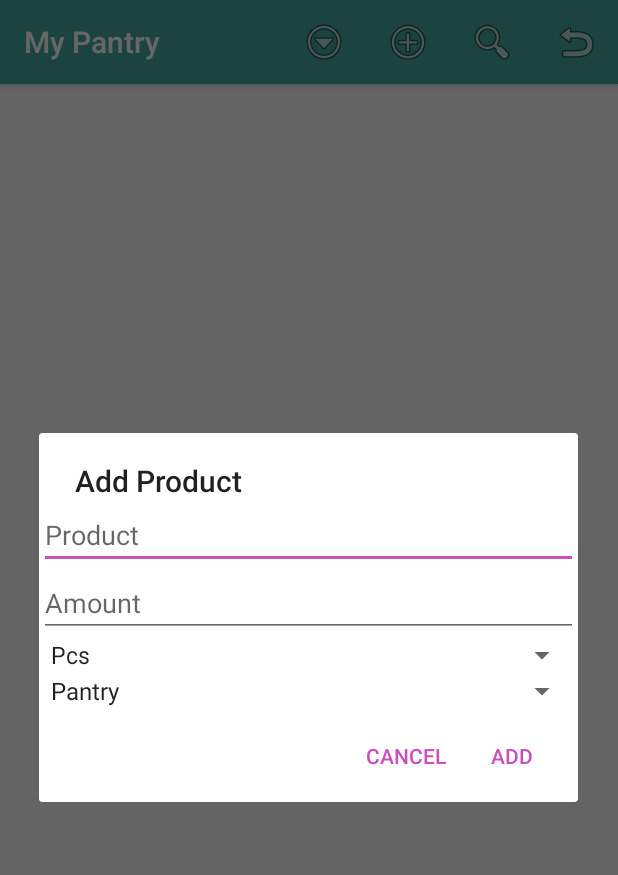
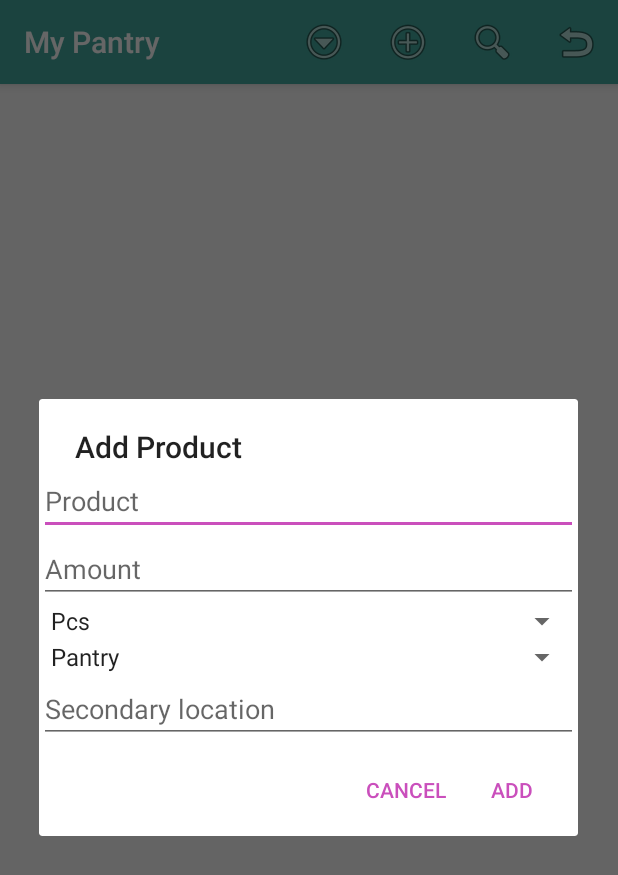
Before and after one commit to Belitili/MyPantry, an Android app: the screen it shows after launch (MainActivity), after a tap on "Add Product", on a phone screen of 412 x 824 dp. Shown: the top 875 px of the screen. Run offline under Robolectric (Android 15) with nearby library versions, the phone set to English and light mode, and no system bars.

Commit message:
secondary location added, char limits of textviews enforced with filers, line limit set to single line (for prodname, amt and secondary loc, rest spinners)

```diff
--- a/app/src/main/java/com/example/marie/mypantry/MainActivity.java
+++ b/app/src/main/java/com/example/marie/mypantry/MainActivity.java
@@ -7,6 +7,7 @@ import android.database.Cursor;
 import android.database.sqlite.SQLiteDatabase;
 import android.support.v7.app.AppCompatActivity;
 import android.os.Bundle;
+import android.text.InputFilter;
 import android.text.InputType;
 import android.util.Log;
 import android.view.Menu;
@@ -23,7 +24,6 @@ import android.widget.Toast;
 
 import com.example.marie.mypantry.db.ProductDBContract;
 import com.example.marie.mypantry.db.ProductDBHelper;
-
 import java.util.Vector;
 
 public class MainActivity extends AppCompatActivity {
@@ -36,7 +36,6 @@ public class MainActivity extends AppCompatActivity {
 
     private ProductAdaptor adapter;
     //private ArrayAdapter<String> adapter;
-
 
     // + button to add new product, search button to search, x to go back to all products
     @Override
@@ -60,6 +59,10 @@ public class MainActivity extends AppCompatActivity {
     }
 
     private void addProductDialog() {
+        //max char lengths of input fields, so they fit vertical app
+        final int PROD_NAME_MAX_LENGTH = 18;
+        final int SECONDARY_LOC_MAX_LENGTH = 20;
+        final int AMT_MAX_LENGTH = 3;
         //alertdialog to add product + amount
         LinearLayout layout = new LinearLayout(this);
         layout.setOrientation(LinearLayout.VERTICAL);
@@ -67,19 +70,27 @@ public class MainActivity extends AppCompatActivity {
                 LinearLayout.LayoutParams.FILL_PARENT, LinearLayout.LayoutParams.WRAP_CONTENT);
         params.setMargins(20, 0, 30, 0);
 
-        //autocomplete from list of products (flour, sugar, ...)
+        //autocomplete from list of products (flour, sugar, ...), max ^ char
         final AutoCompleteTextView productNameBox = new AutoCompleteTextView(this);
         productNameBox.setHint(this.getString(R.string.product));
         ArrayAdapter<CharSequence> adapter_prod = ArrayAdapter.createFromResource(this,
                 R.array.product_suggestions_array, android.R.layout.simple_dropdown_item_1line);
         adapter_prod.setDropDownViewResource(android.R.layout.simple_dropdown_item_1line);
         productNameBox.setAdapter(adapter_prod);
+        productNameBox.setSingleLine();
+        InputFilter[] filterArray_prod = new InputFilter[1];
+        filterArray_prod[0] = new InputFilter.LengthFilter(PROD_NAME_MAX_LENGTH);
+        productNameBox.setFilters(filterArray_prod);
         layout.addView(productNameBox);
 
-        //amount box, accepts numers til 5char
+        //amount box, accepts numbers til ^ char
         final EditText productAmountBox = new EditText(this);
         productAmountBox.setHint(this.getString(R.string.amount));
         productAmountBox.setInputType(InputType.TYPE_CLASS_NUMBER | InputType.TYPE_NUMBER_FLAG_DECIMAL);
+        productAmountBox.setSingleLine();
+        InputFilter[] filterArray_amt = new InputFilter[1];
+        filterArray_amt[0] = new InputFilter.LengthFilter(AMT_MAX_LENGTH);
+        productAmountBox.setFilters(filterArray_amt);
         layout.addView(productAmountBox);
 
         //spinner with amount units (kg, pcs, ...)
@@ -98,6 +109,16 @@ public class MainActivity extends AppCompatActivity {
         locationSpinner.setAdapter(adapter2);
         layout.addView(locationSpinner);
 
+        //edittext for secondary location, optional (second shelf, basement, ...)
+        //max ^ char
+        final EditText secondary_location = new EditText(this);
+        secondary_location.setHint(this.getString(R.string.secondary_location));
+        secondary_location.setSingleLine();
+        InputFilter[] filterArray_sec_loc = new InputFilter[1];
+        filterArray_sec_loc[0] = new InputFilter.LengthFilter(SECONDARY_LOC_MAX_LENGTH);
+        secondary_location.setFilters(filterArray_sec_loc);
+        layout.addView(secondary_location);
+
         AlertDialog dialog = new AlertDialog.Builder(this)
                 .setTitle(this.getString(R.string.add_product))
                 .setView(layout)
@@ -108,12 +129,16 @@ public class MainActivity extends AppCompatActivity {
                             Toast.makeText(getApplicationContext(), "Product field was empty", Toast.LENGTH_LONG).show();
                         } else {
                             if(productAmountBox.getText().toString().length()>5 || productNameBox.getText().toString().length()>20) {
-                                Toast.makeText(getApplicationContext(), "Amount can be only 5char long, Name 10char", Toast.LENGTH_LONG).show();
+                                Toast.makeText(getApplicationContext(), "Amount can be only 5char long, Name 20char", Toast.LENGTH_LONG).show();
+                            } else {
+                                if (secondary_location.getText().toString().length()>20) {
+                                    Toast.makeText(getApplicationContext(), "Secondary location can have max 20char", Toast.LENGTH_LONG).show();
                                 } else {
                                     String product = String.valueOf(productNameBox.getText());
                                     String amount = String.valueOf(productAmountBox.getText());
                                     String amount_unit = unitSpinner.getSelectedItem().toString();
                                     String location = locationSpinner.getSelectedItem().toString();
+                                    String secondary_loc = String.valueOf(secondary_location.getText());
                                     //if amount is left empty, set to 1
                                     if (amount.toString().trim().equals("")) {
                                         amount = "1";
@@ -126,9 +151,12 @@ public class MainActivity extends AppCompatActivity {
                                     values.put(ProductDBContract.ProductEntry.COLUMN_NAME_AMOUNT, amount);
                                     values.put(ProductDBContract.ProductEntry.COLUMN_NAME_AMT_UNIT, amount_unit);
                                     values.put(ProductDBContract.ProductEntry.COLUMN_NAME_LOCATION, location);
+                                    values.put(ProductDBContract.ProductEntry.COLUMN_NAME_SECONDARY_LOCATION, secondary_loc);
+                                    //calls parametrized query > safe from sql injection
                                     db.insertWithOnConflict(ProductDBContract.ProductEntry.TABLE_NAME, null, values, SQLiteDatabase.CONFLICT_REPLACE);
                                     db.close();
                                     printAllList();
+                                }
                             }
                         }
                     }
@@ -198,6 +226,7 @@ public class MainActivity extends AppCompatActivity {
     private void printSearchList(String searchString) {
 
         SQLiteDatabase db = dbHelper.getReadableDatabase();
+        // with ? > parametrized > safe from sqlinjection
         String whereClause = ProductDBContract.ProductEntry.COLUMN_NAME_PRODUCT +  " LIKE ?";
         searchString = "%"+searchString+"%"; //case insensitive, can be in middle of string
         String[] whereArgs = new String[]{searchString};
@@ -206,7 +235,8 @@ public class MainActivity extends AppCompatActivity {
                         ProductDBContract.ProductEntry.COLUMN_NAME_PRODUCT,
                         ProductDBContract.ProductEntry.COLUMN_NAME_AMOUNT,
                         ProductDBContract.ProductEntry.COLUMN_NAME_AMT_UNIT,
-                        ProductDBContract.ProductEntry.COLUMN_NAME_LOCATION},
+                        ProductDBContract.ProductEntry.COLUMN_NAME_LOCATION,
+                        ProductDBContract.ProductEntry.COLUMN_NAME_SECONDARY_LOCATION},
                 whereClause, whereArgs, null, null, null);
         Log.d(TAG, "cursor: " + cursor);
 
@@ -229,7 +259,8 @@ public class MainActivity extends AppCompatActivity {
                         ProductDBContract.ProductEntry.COLUMN_NAME_PRODUCT,
                         ProductDBContract.ProductEntry.COLUMN_NAME_AMOUNT,
                         ProductDBContract.ProductEntry.COLUMN_NAME_AMT_UNIT,
-                        ProductDBContract.ProductEntry.COLUMN_NAME_LOCATION},
+                        ProductDBContract.ProductEntry.COLUMN_NAME_LOCATION,
+                        ProductDBContract.ProductEntry.COLUMN_NAME_SECONDARY_LOCATION},
                 whereClause, whereArgs, null, null, null);
         Log.d(TAG, "cursor: " + cursor);
 
@@ -250,7 +281,8 @@ public class MainActivity extends AppCompatActivity {
                         ProductDBContract.ProductEntry.COLUMN_NAME_PRODUCT,
                         ProductDBContract.ProductEntry.COLUMN_NAME_AMOUNT,
                         ProductDBContract.ProductEntry.COLUMN_NAME_AMT_UNIT,
-                        ProductDBContract.ProductEntry.COLUMN_NAME_LOCATION},
+                        ProductDBContract.ProductEntry.COLUMN_NAME_LOCATION,
+                        ProductDBContract.ProductEntry.COLUMN_NAME_SECONDARY_LOCATION},
                 null, null, null, null, null);
         this.printFromQueryList(cursor);
 
@@ -269,7 +301,9 @@ public class MainActivity extends AppCompatActivity {
             int i_amt = cursor.getColumnIndex(ProductDBContract.ProductEntry.COLUMN_NAME_AMOUNT);
             int i_amt_unt = cursor.getColumnIndex(ProductDBContract.ProductEntry.COLUMN_NAME_AMT_UNIT);
             int i_loc = cursor.getColumnIndex(ProductDBContract.ProductEntry.COLUMN_NAME_LOCATION);
-            products.add(new Product(cursor.getString(i_prod), Double.parseDouble(cursor.getString(i_amt)), cursor.getString(i_amt_unt), cursor.getString(i_loc)));
+            int i_sec_loc = cursor.getColumnIndex(ProductDBContract.ProductEntry.COLUMN_NAME_SECONDARY_LOCATION);
+            products.add(new Product(cursor.getString(i_prod), Double.parseDouble(cursor.getString(i_amt)),
+                    cursor.getString(i_amt_unt), cursor.getString(i_loc), cursor.getString(i_sec_loc)));
             //products.add(cursor.getString(i_prod));
         }
 
--- a/app/src/main/java/com/example/marie/mypantry/ProductAdaptor.java
+++ b/app/src/main/java/com/example/marie/mypantry/ProductAdaptor.java
@@ -44,6 +44,7 @@ public class ProductAdaptor extends ArrayAdapter<Product>{
             holder.productAmount = (TextView) row.findViewById(R.id.product_amount);
             holder.amountUnit = (TextView) row.findViewById(R.id.product_amount_unit);
             holder.productLocation = (TextView) row.findViewById(R.id.product_location);
+            holder.secondaryLocation = (TextView) row.findViewById(R.id.product_secondary_location);
             holder.deleteButton = (Button) row.findViewById(R.id.product_delete);
             row.setTag(holder);
         } else {
@@ -56,6 +57,7 @@ public class ProductAdaptor extends ArrayAdapter<Product>{
         holder.productAmount.setText(Double.toString(p.getAmount()));
         holder.amountUnit.setText(p.getAmountUnit());
         holder.productLocation.setText(p.getLocation());
+        holder.secondaryLocation.setText(p.getSecondary_location());
 
         return row;
     }
@@ -63,7 +65,7 @@ public class ProductAdaptor extends ArrayAdapter<Product>{
     static class StringReadHolder {
         // for if it also starts to contain ImageView on top of TextViews
         // ex: photo/sketch of product > TODO
-        TextView productName, productAmount, amountUnit, productLocation;
+        TextView productName, productAmount, amountUnit, productLocation, secondaryLocation;
         Button deleteButton;
     }
 }
--- a/app/src/main/java/com/example/marie/mypantry/db/ProductDBContract.java
+++ b/app/src/main/java/com/example/marie/mypantry/db/ProductDBContract.java
@@ -18,5 +18,6 @@ public final class ProductDBContract {
         public static final String COLUMN_NAME_AMOUNT = "amount";
         public static final String COLUMN_NAME_AMT_UNIT = "amount_unit";
         public static final String COLUMN_NAME_LOCATION = "location";
+        public static final String COLUMN_NAME_SECONDARY_LOCATION = "secondary_location";
     }
 }
--- a/app/src/main/java/com/example/marie/mypantry/db/ProductDBHelper.java
+++ b/app/src/main/java/com/example/marie/mypantry/db/ProductDBHelper.java
@@ -13,7 +13,8 @@ public class ProductDBHelper extends SQLiteOpenHelper {
                     ProductDBContract.ProductEntry.COLUMN_NAME_PRODUCT + " TEXT NOT NULL," +
                     ProductDBContract.ProductEntry.COLUMN_NAME_AMOUNT + " REAL NOT NULL, " +
                     ProductDBContract.ProductEntry.COLUMN_NAME_AMT_UNIT + " TEXT NOT NULL," +
-                    ProductDBContract.ProductEntry.COLUMN_NAME_LOCATION + " TEXT NOT NULL)";
+                    ProductDBContract.ProductEntry.COLUMN_NAME_LOCATION + " TEXT NOT NULL," +
+                    ProductDBContract.ProductEntry.COLUMN_NAME_SECONDARY_LOCATION + " TEXT)";
 
     private static final String SQL_DELETE_PRODUCT_TABLE =
             "DROP TABLE IF EXISTS " + ProductDBContract.ProductEntry.TABLE_NAME;
--- a/app/src/main/res/values/strings.xml
+++ b/app/src/main/res/values/strings.xml
@@ -13,4 +13,5 @@
     <string name="show_all_products">Show All Products</string>
     <string name="field_required">This field is required!</string>
     <string name="filter_location">Filter by location</string>
+    <string name="secondary_location">Secondary location</string>
 </resources>
```
Also changed, not shown: app/src/main/java/com/example/marie/mypantry/Product.java (+12 -1 lines), app/src/main/res/layout/item_product.xml (+9 -0 lines), 1 other file. Lines whose indentation alone changed are shown as unchanged.
